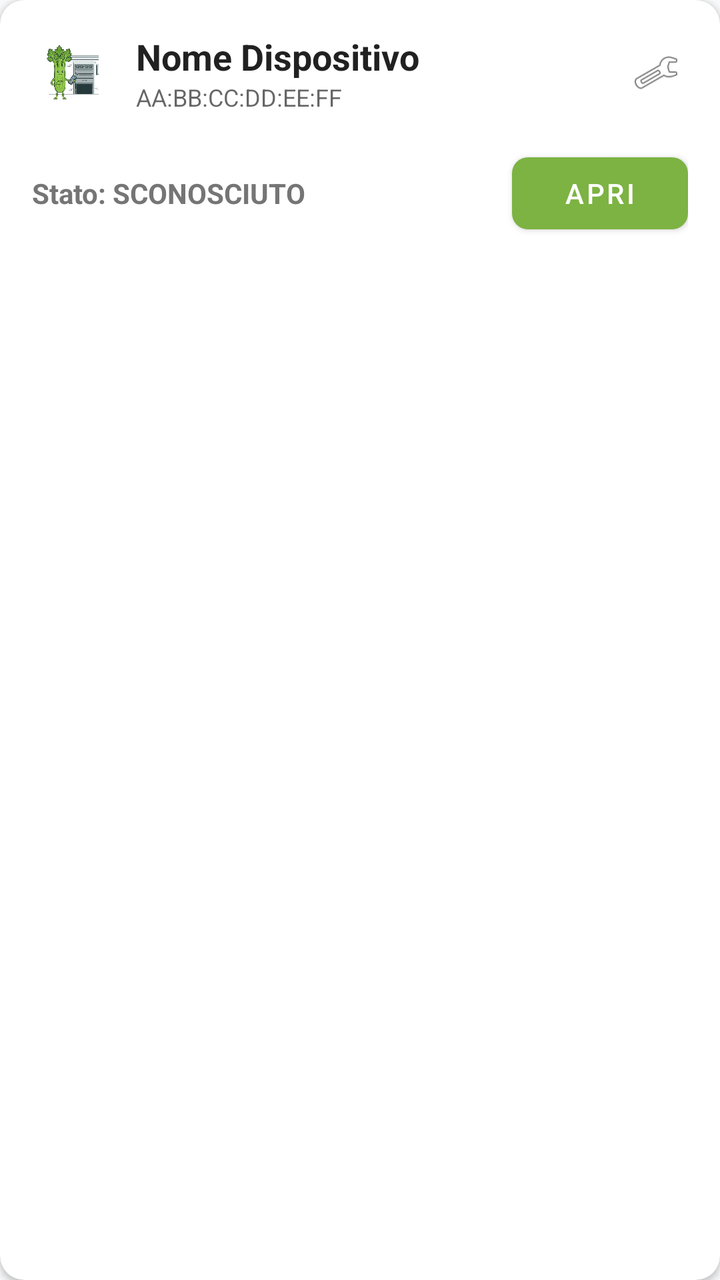
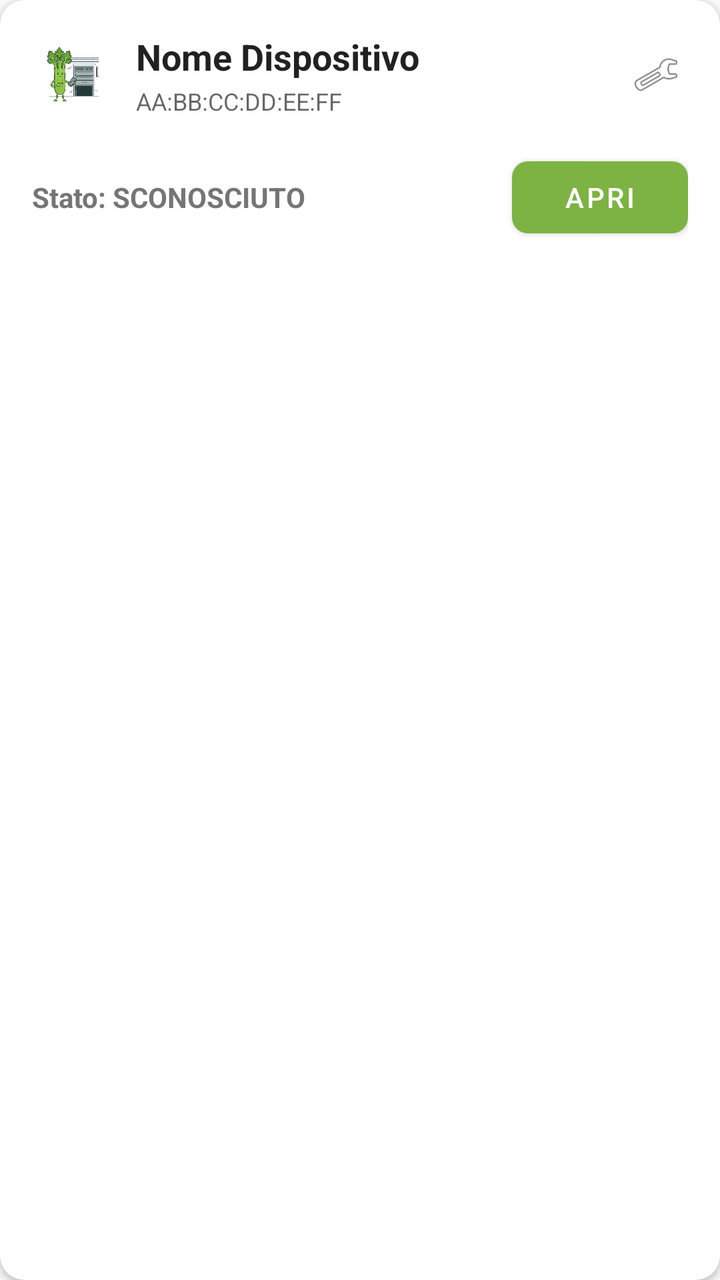

Two renders of the same Android screen: before a commit and after it. Below are the layout's source before the change and the commit's diff.
<!-- AndroidManifest.xml: application theme Theme.ApritiSedano -->
<!-- res/layout/item_device.xml -->
<?xml version="1.0" encoding="utf-8"?>
<androidx.cardview.widget.CardView xmlns:android="http://schemas.android.com/apk/res/android"
    xmlns:app="http://schemas.android.com/apk/res-auto"
    android:layout_width="match_parent"
    android:layout_height="wrap_content"
    android:layout_margin="8dp"
    app:cardCornerRadius="12dp"
    app:cardElevation="2dp"
    app:cardBackgroundColor="?attr/colorSurface">

    <LinearLayout
        android:layout_width="match_parent"
        android:layout_height="wrap_content"
        android:orientation="vertical"
        android:padding="16dp">

        <LinearLayout
            android:layout_width="match_parent"
            android:layout_height="wrap_content"
            android:orientation="horizontal"
            android:gravity="center_vertical">

            <ImageView
                android:layout_width="40dp"
                android:layout_height="40dp"
                android:src="@drawable/ic_sedano_main"
                android:layout_marginEnd="12dp"/>

            <LinearLayout
                android:layout_width="0dp"
                android:layout_height="wrap_content"
                android:layout_weight="1"
                android:orientation="vertical">

                <TextView
                    android:id="@+id/tv_device_name"
                    android:layout_width="wrap_content"
                    android:layout_height="wrap_content"
                    android:text="Nome Dispositivo"
                    android:textSize="18sp"
                    android:textStyle="bold"
                    android:textColor="?android:attr/textColorPrimary" />

                <TextView
                    android:id="@+id/tv_device_mac"
                    android:layout_width="wrap_content"
                    android:layout_height="wrap_content"
                    android:text="AA:BB:CC:DD:EE:FF"
                    android:textSize="12sp"
                    android:textColor="?android:attr/textColorSecondary" />
            </LinearLayout>

            <ImageView
                android:id="@+id/iv_settings"
                android:layout_width="32dp"
                android:layout_height="32dp"
                android:padding="4dp"
                android:src="@android:drawable/ic_menu_preferences"
                android:background="?attr/selectableItemBackgroundBorderless"
                android:clickable="true"
                android:focusable="true"/>
        </LinearLayout>

        <LinearLayout
            android:layout_width="match_parent"
            android:layout_height="wrap_content"
            android:orientation="horizontal"
            android:gravity="center_vertical"
            android:layout_marginTop="16dp">

            <TextView
                android:id="@+id/tv_device_state"
                android:layout_width="0dp"
                android:layout_height="wrap_content"
                android:layout_weight="1"
                android:text="Stato: SCONOSCIUTO"
                android:textSize="14sp"
                android:textStyle="bold"
                android:textColor="#757575"/>

            <com.google.android.material.button.MaterialButton
                android:id="@+id/btn_action"
                android:layout_width="wrap_content"
                android:layout_height="wrap_content"
                android:text="APRI"
                app:cornerRadius="8dp" />
        </LinearLayout>

    </LinearLayout>

</androidx.cardview.widget.CardView>
<!-- resources referenced by this layout -->
<resources>
  <!-- drawable ic_sedano_main: png bitmap (drawable, 140296 bytes) -->
  <style name="Theme.ApritiSedano" parent="Theme.MaterialComponents.Light.NoActionBar">
          
          <item name="colorPrimary">@color/sedano_primary</item>
          <item name="colorPrimaryVariant">@color/sedano_primary_dark</item>
          <item name="colorOnPrimary">@color/white</item>
          
          
          <item name="colorSecondary">@color/sedano_accent</item>
          <item name="colorSecondaryVariant">@color/sedano_accent</item>
          <item name="colorOnSecondary">@color/black</item>
          
          
          <item name="android:windowBackground">@color/bg_light</item>
          <item name="colorSurface">@color/surface_light</item>
          
          
          <item name="android:statusBarColor">?attr/colorPrimary</item>
          <item name="android:windowLightStatusBar">false</item>
      </style>
  <color name="sedano_primary">#7CB342</color>
  <color name="sedano_primary_dark">#558B2F</color>
  <color name="white">#FFFFFFFF</color>
  <color name="sedano_accent">#FFA000</color>
  <color name="black">#FF000000</color>
  <color name="bg_light">#F8F9FA</color>
  <color name="surface_light">#FFFFFF</color>
</resources>

<!-- the commit's change to res/layout/item_device.xml (unified diff, before → after) -->
@@ -41,13 +41,35 @@
                     android:textStyle="bold"
                     android:textColor="?android:attr/textColorPrimary" />
 
-                <TextView
-                    android:id="@+id/tv_device_mac"
+                <LinearLayout
                     android:layout_width="wrap_content"
                     android:layout_height="wrap_content"
-                    android:text="AA:BB:CC:DD:EE:FF"
-                    android:textSize="12sp"
-                    android:textColor="?android:attr/textColorSecondary" />
+                    android:orientation="horizontal"
+                    android:gravity="center_vertical"
+                    android:layout_marginTop="2dp">
+
+                    <TextView
+                        android:id="@+id/tv_device_mac"
+                        android:layout_width="wrap_content"
+                        android:layout_height="wrap_content"
+                        android:text="AA:BB:CC:DD:EE:FF"
+                        android:textSize="12sp"
+                        android:textColor="?android:attr/textColorSecondary" />
+
+                    <TextView
+                        android:id="@+id/tv_antenna_badge"
+                        android:layout_width="wrap_content"
+                        android:layout_height="wrap_content"
+                        android:layout_marginStart="8dp"
+                        android:paddingStart="6dp"
+                        android:paddingEnd="6dp"
+                        android:paddingTop="1dp"
+                        android:paddingBottom="1dp"
+                        android:textSize="11sp"
+                        android:textStyle="bold"
+                        android:visibility="gone"
+                        android:text="📶 Interna" />
+                </LinearLayout>
             </LinearLayout>
 
             <ImageView
